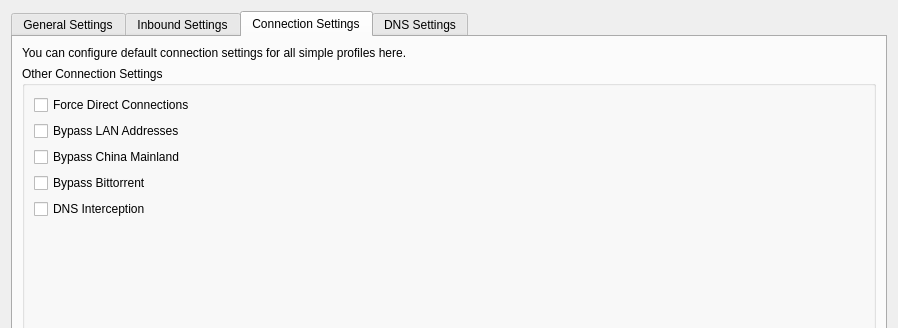
Qt form src/ui/windows/w_PreferencesWindow.ui (Wpenga/QvPersonal) before a commit; both pictures show x 0 to 898 and y 0 to 328 of the 898 by 643 pixel window.
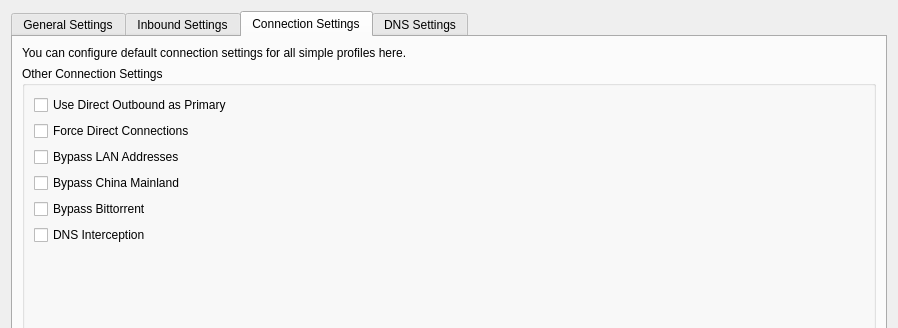
The same form after that commit. The open tabs and pages were chosen to show the change.

Commit message: + support setting direct outbound as the primary one

What changed in the file:
```diff
--- a/src/ui/windows/w_PreferencesWindow.ui
+++ b/src/ui/windows/w_PreferencesWindow.ui
@@ -985,6 +985,13 @@
             <string>Other Connection Settings</string>
            </property>
            <layout class="QVBoxLayout" name="verticalLayout_2">
+            <item>
+             <widget class="QCheckBox" name="directOutboundAsPrimaryCB">
+              <property name="text">
+               <string>Use Direct Outbound as Primary</string>
+              </property>
+             </widget>
+            </item>
             <item>
              <widget class="QCheckBox" name="forceDirectConnectionCB">
               <property name="text">
```
Left out of the diff: 2 changed lines with no effect on the pictures. The commit also changes 4 other files.
